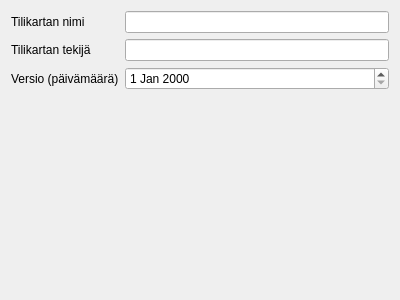
Qt form kitupiikki/ktpvienti/ktpperustiedot.ui (artoh/kitupiikki) before a commit.
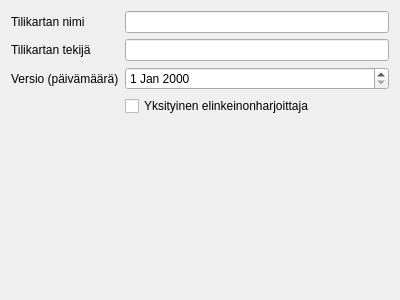
The same form after that commit.

Patch:
```diff
--- a/kitupiikki/ktpvienti/ktpperustiedot.ui
+++ b/kitupiikki/ktpvienti/ktpperustiedot.ui
@@ -67,6 +67,13 @@
        </property>
       </widget>
      </item>
+     <item row="3" column="1">
+      <widget class="QCheckBox" name="elinkeinoCheck">
+       <property name="text">
+        <string>Yksityinen elinkeinonharjoittaja</string>
+       </property>
+      </widget>
+     </item>
     </layout>
    </item>
   </layout>
```
